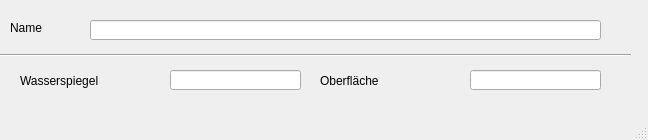
The window that qkan/importhe/templates/speicherkennlinien.ui (hoettges/QKan) describes before a commit, drawn with Qt 5.
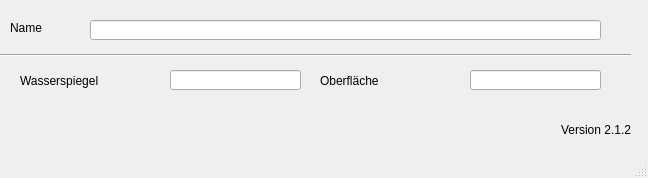
The same window after the commit.

The edit to the form file:
```diff
--- a/qkan/importhe/templates/speicherkennlinien.ui
+++ b/qkan/importhe/templates/speicherkennlinien.ui
@@ -7,7 +7,7 @@
     <x>0</x>
     <y>0</y>
     <width>648</width>
-    <height>140</height>
+    <height>178</height>
    </rect>
   </property>
   <property name="windowTitle">
@@ -96,6 +96,25 @@
      </rect>
     </property>
    </widget>
+   <widget class="QLabel" name="lb_version">
+    <property name="geometry">
+     <rect>
+      <x>560</x>
+      <y>120</y>
+      <width>71</width>
+      <height>20</height>
+     </rect>
+    </property>
+    <property name="toolTip">
+     <string>Version QKan Import</string>
+    </property>
+    <property name="text">
+     <string>Version 2.1.2</string>
+    </property>
+    <property name="alignment">
+     <set>Qt::AlignRight|Qt::AlignTrailing|Qt::AlignVCenter</set>
+    </property>
+   </widget>
   </widget>
   <widget class="QMenuBar" name="menubar">
    <property name="geometry">
```
